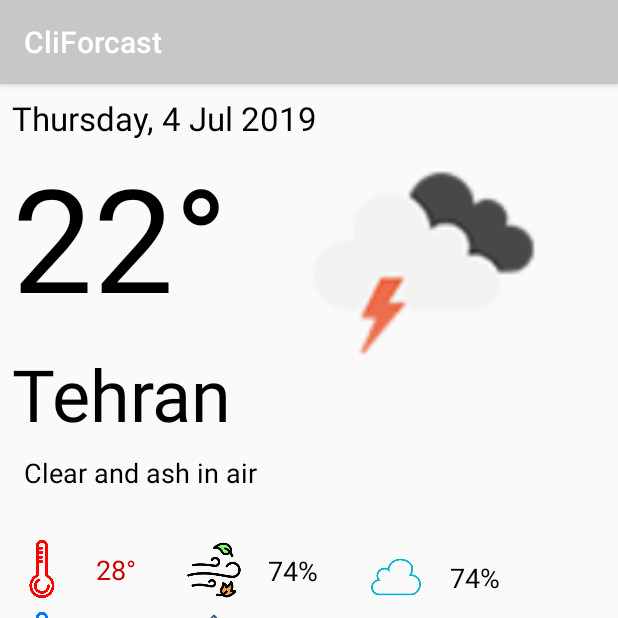
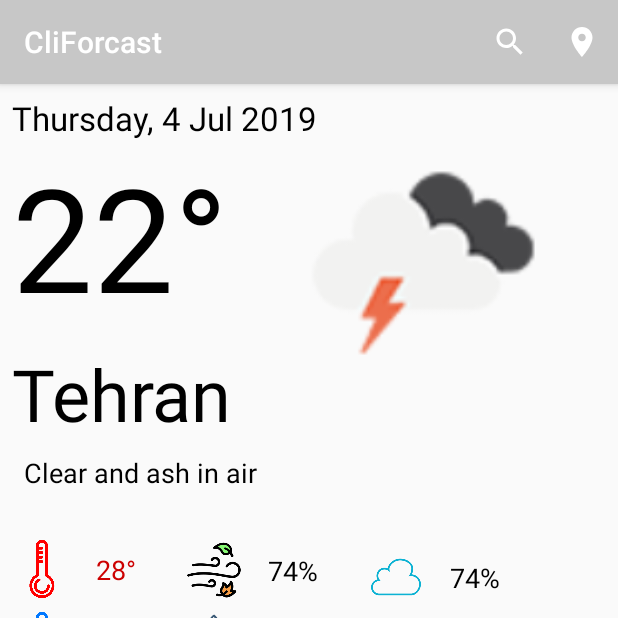
Before and after one commit to mash-reza/CliForcast, an Android app: the CurrentWeather screen opened directly, with no data from a screen before it, on a phone screen of 412 x 824 dp, the top half of it. Run offline under Robolectric (Android 15) with nearby library versions, the phone set to English and light mode, and no system bars.

Commit message:
app bar - search dialog ui

```diff
--- a/app/src/main/java/com/example/cliforcast/view/CurrentWeather.java
+++ b/app/src/main/java/com/example/cliforcast/view/CurrentWeather.java
@@ -13,6 +13,9 @@ import android.os.AsyncTask;
 import android.os.Bundle;
 import android.os.Looper;
 import android.util.Log;
+import android.view.Menu;
+import android.view.MenuInflater;
+import android.view.MenuItem;
 import android.widget.ImageView;
 import android.widget.TextView;
 import android.widget.Toast;
@@ -46,7 +49,7 @@ public class CurrentWeather extends AppCompatActivity {
     private Weather currentWeather;
     private WeatherList fiveDayWeather;
 
-    String place = "el paso";
+    String place = "Sari";
 
     //GoogleApiClient client;
     FusedLocationProviderClient fusedLocationProviderClient;
@@ -455,4 +458,24 @@ public class CurrentWeather extends AppCompatActivity {
             }
         });
     }
+
+    @Override
+    public boolean onCreateOptionsMenu(Menu menu) {
+        MenuInflater inflater = getMenuInflater();
+        inflater.inflate(R.menu.menu, menu);
+        return true;
+    }
+
+    @Override
+    public boolean onOptionsItemSelected(MenuItem item) {
+        switch (item.getItemId()) {
+            case R.id.currentWeatherSearchMenuItem:
+                onSearchRequested();
+                return true;
+            case R.id.currentWeatherLocationMenuItem:
+                return true;
+            default:
+                return true;
+        }
+    }
 }
--- /dev/null
+++ b/app/src/main/res/drawable/location_off_icon.xml
@@ -0,0 +1,5 @@
+<vector android:height="24dp" android:tint="#FFFFFF"
+    android:viewportHeight="24.0" android:viewportWidth="24.0"
+    android:width="24dp" xmlns:android="http://schemas.android.com/apk/res/android">
+    <path android:fillColor="#FF000000" android:pathData="M12,6.5c1.38,0 2.5,1.12 2.5,2.5 0,0.74 -0.33,1.39 -0.83,1.85l3.63,3.63c0.98,-1.86 1.7,-3.8 1.7,-5.48 0,-3.87 -3.13,-7 -7,-7 -1.98,0 -3.76,0.83 -5.04,2.15l3.19,3.19c0.46,-0.52 1.11,-0.84 1.85,-0.84zM16.37,16.1l-4.63,-4.63 -0.11,-0.11L3.27,3 2,4.27l3.18,3.18C5.07,7.95 5,8.47 5,9c0,5.25 7,13 7,13s1.67,-1.85 3.38,-4.35L18.73,21 20,19.73l-3.63,-3.63z"/>
+</vector>
--- /dev/null
+++ b/app/src/main/res/drawable/location_on_icon.xml
@@ -0,0 +1,5 @@
+<vector android:height="24dp" android:tint="#FFFFFF"
+    android:viewportHeight="24.0" android:viewportWidth="24.0"
+    android:width="24dp" xmlns:android="http://schemas.android.com/apk/res/android">
+    <path android:fillColor="#FF000000" android:pathData="M12,2C8.13,2 5,5.13 5,9c0,5.25 7,13 7,13s7,-7.75 7,-13c0,-3.87 -3.13,-7 -7,-7zM12,11.5c-1.38,0 -2.5,-1.12 -2.5,-2.5s1.12,-2.5 2.5,-2.5 2.5,1.12 2.5,2.5 -1.12,2.5 -2.5,2.5z"/>
+</vector>
--- /dev/null
+++ b/app/src/main/res/drawable/search_icon.xml
@@ -0,0 +1,5 @@
+<vector android:height="24dp" android:tint="#FFFFFF"
+    android:viewportHeight="24.0" android:viewportWidth="24.0"
+    android:width="24dp" xmlns:android="http://schemas.android.com/apk/res/android">
+    <path android:fillColor="#FF000000" android:pathData="M15.5,14h-0.79l-0.28,-0.27C15.41,12.59 16,11.11 16,9.5 16,5.91 13.09,3 9.5,3S3,5.91 3,9.5 5.91,16 9.5,16c1.61,0 3.09,-0.59 4.23,-1.57l0.27,0.28v0.79l5,4.99L20.49,19l-4.99,-5zM9.5,14C7.01,14 5,11.99 5,9.5S7.01,5 9.5,5 14,7.01 14,9.5 11.99,14 9.5,14z"/>
+</vector>
--- /dev/null
+++ b/app/src/main/res/menu/menu.xml
@@ -0,0 +1,16 @@
+<?xml version="1.0" encoding="utf-8"?>
+<menu xmlns:android="http://schemas.android.com/apk/res/android"
+    xmlns:app="http://schemas.android.com/apk/res-auto">
+    <item
+        android:id="@+id/currentWeatherSearchMenuItem"
+        android:icon="@drawable/search_icon"
+        android:orderInCategory="100"
+        android:title="@string/search"
+        app:showAsAction="ifRoom" />
+    <item
+        android:id="@+id/currentWeatherLocationMenuItem"
+        android:icon="@drawable/location_on_icon"
+        android:orderInCategory="200"
+        android:title="@string/search"
+        app:showAsAction="ifRoom" />
+</menu>
--- a/app/src/main/res/values/strings.xml
+++ b/app/src/main/res/values/strings.xml
@@ -10,4 +10,6 @@
     <string name="day3">Third Day Forecast</string>
     <string name="day4">Forth Day Forecast</string>
     <string name="day5">Fifth Day Forecast</string>
+    <string name="search_hint">Search City or State...</string>
+    <string name="search">Search</string>
 </resources>
--- /dev/null
+++ b/app/src/main/res/xml/searchable.xml
@@ -0,0 +1,5 @@
+<?xml version="1.0" encoding="utf-8"?>
+<searchable xmlns:android="http://schemas.android.com/apk/res/android"
+    android:label="@string/app_name"
+    android:hint="@string/search_hint" >
+</searchable>
```
Also changed, not shown: app/src/main/AndroidManifest.xml (+9 -1 lines), 1 other file.
